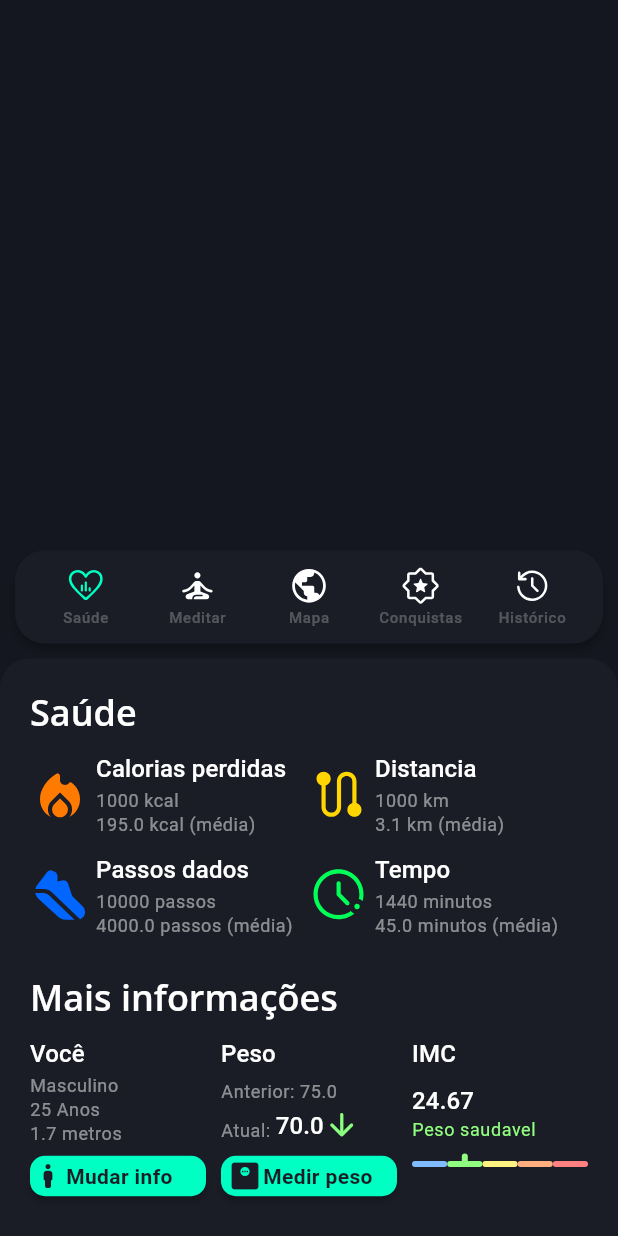
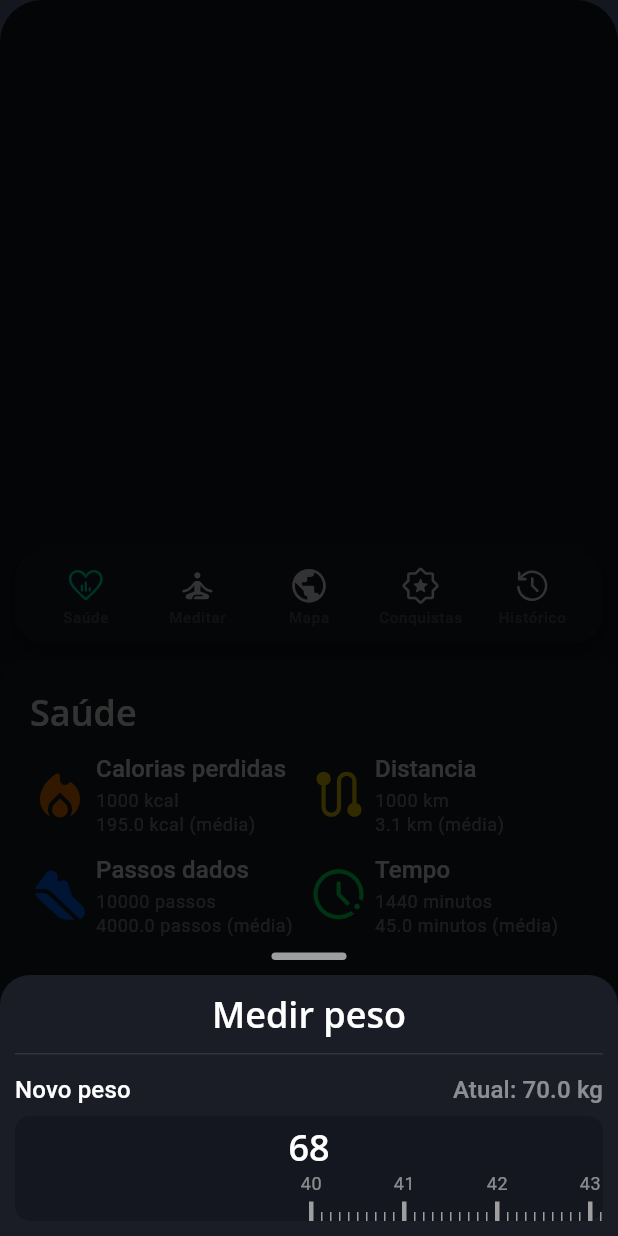
Before and after one commit to hisnaider/Bora-Caminhar, a Flutter app: the screen it shows after launch, after a tap on "Medir peso", on a phone screen of 412 x 824 dp. Run offline on Flutter 3.47's test engine with Material 3 defaults, Android fonts, the phone set to English and light mode, and no system bars; our stand-ins replace flutter_svg; missing offline and left inert: dart:ffi.

Commit message:
Weight modal created

```diff
--- /dev/null
+++ b/lib/components/weight_modal.dart
@@ -0,0 +1,145 @@
+import 'dart:ui';
+
+import 'package:flutter/material.dart';
+
+class WeightModal extends StatelessWidget {
+  const WeightModal({super.key});
+
+  @override
+  Widget build(BuildContext context) {
+    return Container(
+      constraints: const BoxConstraints.expand(),
+      child: Column(
+        crossAxisAlignment: CrossAxisAlignment.center,
+        mainAxisAlignment: MainAxisAlignment.end,
+        children: [
+          Container(
+            width: 50,
+            height: 5,
+            decoration: BoxDecoration(
+              borderRadius: BorderRadius.circular(90),
+              color: Colors.grey,
+            ),
+          ),
+          const SizedBox(height: 10),
+          Container(
+            padding: EdgeInsets.all(10),
+            decoration: BoxDecoration(
+              borderRadius: BorderRadius.vertical(top: Radius.circular(20)),
+              color: Theme.of(context).colorScheme.background,
+            ),
+            child: Column(
+              children: [
+                Text(
+                  "Medir peso",
+                  style: Theme.of(context).textTheme.titleLarge,
+                  textAlign: TextAlign.center,
+                ),
+                Divider(
+                  color: Colors.white.withOpacity(0.1),
+                  height: 25,
+                  thickness: 1,
+                ),
+                Row(
+                  mainAxisAlignment: MainAxisAlignment.spaceBetween,
+                  children: [
+                    Text(
+                      "Novo peso",
+                      style: Theme.of(context).textTheme.titleSmall,
+                    ),
+                    Opacity(
+                      opacity: 0.5,
+                      child: Text(
+                        "Atual: 70.0 kg",
+                        style: Theme.of(context).textTheme.titleSmall,
+                      ),
+                    ),
+                  ],
+                ),
+                _WeightSlider(),
+              ],
+            ),
+          ),
+        ],
+      ),
+    );
+  }
+}
+
+class _WeightSlider extends StatefulWidget {
+  const _WeightSlider({super.key});
+
+  @override
+  State<_WeightSlider> createState() => __WeightSliderState();
+}
+
+class __WeightSliderState extends State<_WeightSlider> {
+  @override
+  Widget build(BuildContext context) {
+    double width = MediaQuery.of(context).size.width / 2 - 10;
+    return Container(
+      margin: EdgeInsets.only(top: 6),
+      padding: EdgeInsets.only(top: 5),
+      decoration: BoxDecoration(
+        color: Theme.of(context).colorScheme.surface,
+        borderRadius: BorderRadius.circular(10),
+      ),
+      child: Column(
+        crossAxisAlignment: CrossAxisAlignment.stretch,
+        children: [
+          Text(
+            "68",
+            style: Theme.of(context).textTheme.titleLarge,
+            textAlign: TextAlign.center,
+          ),
+          SizedBox(
+            height: 35,
+            child: ListView.builder(
+              itemCount: 1001,
+              scrollDirection: Axis.horizontal,
+              itemBuilder: (context, index) {
+                if (index % 10 == 0) {
+                  int weight = ((index / 10) + 40).toInt();
+                  return Padding(
+                    padding: EdgeInsets.only(
+                        right: index == 1000 ? width : 2.5,
+                        left: index == 0 ? width : 2.5),
+                    child: Column(
+                      crossAxisAlignment: CrossAxisAlignment.center,
+                      mainAxisAlignment: MainAxisAlignment.end,
+                      children: [
+                        Container(
+                          width: 3,
+                          height: 20,
+                          child: OverflowBox(
+                            alignment: Alignment.center,
+                            maxWidth: 25,
+                            child: Text(
+                              weight.toString(),
+                              style: Theme.of(context).textTheme.bodySmall,
+                            ),
+                          ),
+                        ),
+                        Container(
+                          width: 3,
+                          height: 13,
+                          color: Colors.grey,
+                        ),
+                      ],
+                    ),
+                  );
+                } else {
+                  return Container(
+                    margin: EdgeInsets.fromLTRB(2.5, 29, 2.5, 0),
+                    width: 1,
+                    color: Colors.grey,
+                  );
+                }
+              },
+            ),
+          )
+        ],
+      ),
+    );
+  }
+}
--- a/lib/main.dart
+++ b/lib/main.dart
@@ -16,6 +16,11 @@
             primary: Color.fromRGBO(0, 255, 194, 1),
             background: Color.fromRGBO(26, 29, 38, 1),
             surface: Color.fromRGBO(20, 23, 31, 1)),
+        bottomSheetTheme: BottomSheetThemeData(
+          surfaceTintColor: Colors.transparent,
+          backgroundColor: Colors.black.withOpacity(0.8),
+          modalElevation: 5,
+        ),
         textTheme: TextTheme(
           bodySmall: TextStyle(
             fontFamily: "Roboto",
--- a/lib/screens/health.dart
+++ b/lib/screens/health.dart
@@ -1,6 +1,7 @@
 import 'dart:ffi';
 
 import 'package:bora_caminhar/components/primary_button.dart';
+import 'package:bora_caminhar/components/weight_modal.dart';
 import 'package:bora_caminhar/constant.dart';
 import 'package:bora_caminhar/util/util.dart';
 import 'package:flutter/material.dart';
@@ -264,12 +265,20 @@
             ],
           ),
           PrimaryButton(
-              title: "Medir peso",
-              icon: Icons.monitor_weight,
-              centralizeTitle: false,
-              height: 35,
-              padding: const EdgeInsets.symmetric(horizontal: 12),
-              onPressed: () {})
+            title: "Medir peso",
+            icon: Icons.monitor_weight,
+            centralizeTitle: false,
+            height: 35,
+            padding: const EdgeInsets.symmetric(horizontal: 12),
+            onPressed: () {
+              showBottomSheet(
+                context: context,
+                builder: (BuildContext context) {
+                  return WeightModal();
+                },
+              );
+            },
+          )
         ],
       ),
     );
--- a/lib/util/util.dart
+++ b/lib/util/util.dart
@@ -1,3 +1,5 @@
+import 'package:flutter/material.dart';
+
 /// This function is used to calculate the BMI of the user.
 ///
 /// It uses the weight and the height of the user to calculate and return the
```
